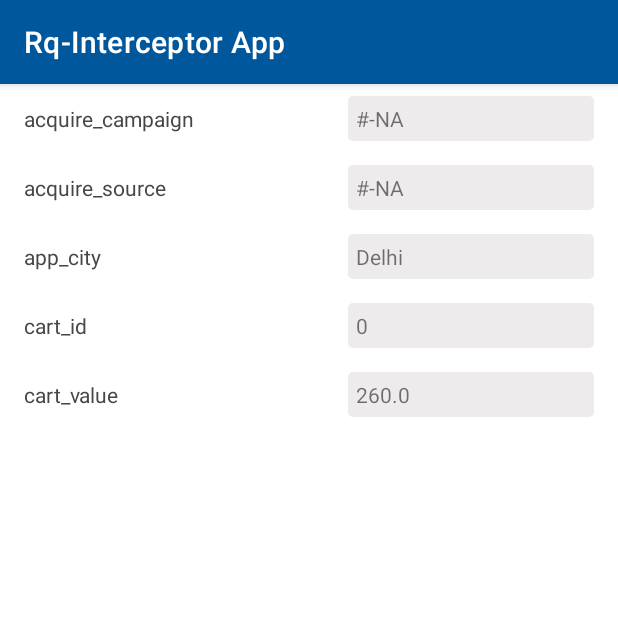
After one commit to requestly/requestly-android-sdk, an Android app: the EventsOverview screen opened directly, with no data from a screen before it, on a phone screen of 412 x 824 dp, the top half of it. The commit adds this screen. Run offline under Robolectric (Android 15) with nearby library versions, the phone set to English and light mode, and no system bars.

Commit message:
[RQLY-57] Analytics Events UI

```diff
--- a/requestly-android-event/build.gradle
+++ b/requestly-android-event/build.gradle
@@ -12,6 +12,10 @@ android {
 
         testInstrumentationRunner "androidx.test.runner.AndroidJUnitRunner"
         consumerProguardFiles "consumer-rules.pro"
+    }
+    buildFeatures {
+        viewBinding true
+        buildConfig = false
     }
 
     buildTypes {
@@ -34,6 +38,7 @@ dependencies {
     implementation 'androidx.core:core-ktx:1.7.0'
     implementation 'androidx.appcompat:appcompat:1.4.2'
     implementation 'com.google.android.material:material:1.6.1'
+    implementation 'androidx.constraintlayout:constraintlayout:2.1.4'
     testImplementation 'junit:junit:4.13.2'
     androidTestImplementation 'androidx.test.ext:junit:1.1.3'
     androidTestImplementation 'androidx.test.espresso:espresso-core:3.4.0'
--- /dev/null
+++ b/requestly-android-event/src/main/java/io/requestly/android/event/Adapters/EventOverviewAdapter.kt
@@ -0,0 +1,40 @@
+package io.requestly.android.event.Adapters
+
+import android.content.Context
+import android.view.LayoutInflater
+import android.view.View
+import android.view.ViewGroup
+import androidx.recyclerview.widget.RecyclerView
+import io.requestly.android.event.databinding.RqInterceptorEventsListSingleDesignBinding
+import io.requestly.android.event.databinding.RqInterceptorSingleDesignEventsOverviewBinding
+import java.util.*
+import kotlin.collections.ArrayList
+
+class EventOverviewAdapter(
+    val context: Context,
+    private val property_label_list: ArrayList<String>,
+    private val property_label_value: ArrayList<Any>
+
+    ): RecyclerView.Adapter<EventOverviewAdapter.EventPropertyViewHolder>() {
+    class EventPropertyViewHolder(itemView: RqInterceptorSingleDesignEventsOverviewBinding) :RecyclerView.ViewHolder(itemView.root) {
+        val label=itemView.rqInterceptorPropertyLabel
+        val propertyValue=itemView.rqInterceptorPropertyValue
+    }
+
+    override fun onCreateViewHolder(parent: ViewGroup, viewType: Int): EventPropertyViewHolder {
+        val viewBinding = RqInterceptorSingleDesignEventsOverviewBinding.inflate(
+            LayoutInflater.from(parent.context), parent, false
+        )
+        return EventPropertyViewHolder(viewBinding)
+    }
+
+    override fun onBindViewHolder(holder: EventPropertyViewHolder, position: Int) {
+        holder.label.text= property_label_list[position].toString()
+        holder.propertyValue.text=property_label_value[position].toString()
+
+    }
+
+    override fun getItemCount(): Int {
+       return property_label_list.size
+    }
+}
--- /dev/null
+++ b/requestly-android-event/src/main/java/io/requestly/android/event/EventsOverview.kt
@@ -0,0 +1,25 @@
+package io.requestly.android.event
+
+import androidx.appcompat.app.AppCompatActivity
+import android.os.Bundle
+import androidx.recyclerview.widget.LinearLayoutManager
+import io.requestly.android.event.Adapters.EventOverviewAdapter
+import io.requestly.android.event.databinding.ActivityEventsOverviewBinding
+import kotlin.collections.ArrayList
+
+class EventsOverview : AppCompatActivity() {
+    private lateinit var binding:ActivityEventsOverviewBinding
+    override fun onCreate(savedInstanceState: Bundle?) {
+        super.onCreate(savedInstanceState)
+        binding= ActivityEventsOverviewBinding.inflate(layoutInflater)
+        setContentView(binding.root)
+        binding.rqInterceptorEventOverviewRecyclerview.layoutManager=LinearLayoutManager(this)
+        val mappy:Map<String,Any> = mapOf("acquire_campaign" to "#-NA","acquire_source" to "#-NA","app_city" to "Delhi","cart_id" to 0,"cart_value" to 260.0)
+
+
+        val adapter=EventOverviewAdapter(this@EventsOverview, ArrayList( mappy.keys),
+           ArrayList(mappy.values)
+        )
+        binding.rqInterceptorEventOverviewRecyclerview.adapter=adapter
+    }
+}
--- /dev/null
+++ b/requestly-android-event/src/main/res/drawable/rq_interceptor_events_property_value_custom_desgin.xml
@@ -0,0 +1,7 @@
+<?xml version="1.0" encoding="utf-8"?>
+<shape xmlns:android="http://schemas.android.com/apk/res/android">
+    <corners android:radius="3dp"
+        />
+    <solid android:color="@color/rq_interceptor_events_overview_textview"/>
+
+</shape>
--- /dev/null
+++ b/requestly-android-event/src/main/res/layout/activity_events_overview.xml
@@ -0,0 +1,48 @@
+<androidx.core.widget.NestedScrollView xmlns:android="http://schemas.android.com/apk/res/android"
+    xmlns:app="http://schemas.android.com/apk/res-auto"
+    xmlns:tools="http://schemas.android.com/tools"
+    android:layout_width="match_parent"
+    android:layout_height="match_parent">
+
+    <androidx.constraintlayout.widget.ConstraintLayout
+        android:layout_width="match_parent"
+        android:layout_height="800dp"
+        android:background="@color/white">
+
+        <TextView
+            android:id="@+id/rq_interceptor_event_overview_textview"
+            style="@style/TextAppearance.Material3.TitleMedium"
+            android:layout_width="wrap_content"
+            android:layout_height="wrap_content"
+            android:layout_marginTop="15dp"
+            android:layout_marginBottom="800dp"
+            android:text="Event Property"
+            android:textColor="@color/black"
+            app:layout_constraintBottom_toBottomOf="parent"
+            app:layout_constraintEnd_toEndOf="parent"
+            app:layout_constraintHorizontal_bias="0.5"
+            app:layout_constraintStart_toStartOf="parent"
+            app:layout_constraintTop_toTopOf="parent" />
+
+        <View
+            android:id="@+id/rq_interceptor_event_overview_HorizontalLine"
+            android:layout_width="match_parent"
+            android:layout_height="2dp"
+            android:layout_marginTop="10dp"
+            android:background="@color/teal_200"
+            app:layout_constraintEnd_toEndOf="parent"
+            app:layout_constraintHorizontal_bias="0.5"
+            app:layout_constraintStart_toStartOf="parent"
+            app:layout_constraintTop_toBottomOf="@+id/rq_interceptor_event_overview_textview" />
+
+        <androidx.recyclerview.widget.RecyclerView
+            android:id="@+id/rq_interceptor_event_overview_recyclerview"
+            android:layout_width="409dp"
+            android:layout_height="787dp"
+            app:layout_constraintBottom_toBottomOf="parent"
+            app:layout_constraintEnd_toEndOf="parent"
+            app:layout_constraintHorizontal_bias="0.5"
+            app:layout_constraintStart_toStartOf="parent"
+            app:layout_constraintTop_toBottomOf="@+id/rq_interceptor_event_overview_HorizontalLine" />
+    </androidx.constraintlayout.widget.ConstraintLayout>
+</androidx.core.widget.NestedScrollView>
--- /dev/null
+++ b/requestly-android-event/src/main/res/layout/rq_interceptor_single_design_events_overview.xml
@@ -0,0 +1,45 @@
+<?xml version="1.0" encoding="utf-8"?>
+<androidx.constraintlayout.widget.ConstraintLayout xmlns:android="http://schemas.android.com/apk/res/android"
+    xmlns:app="http://schemas.android.com/apk/res-auto"
+    xmlns:tools="http://schemas.android.com/tools"
+    android:layout_width="match_parent"
+    android:layout_height="wrap_content"
+    android:background="@color/white">
+
+    <TextView
+        android:id="@+id/rq_interceptor_property_label"
+        style="@style/TextAppearance.AppCompat.Body1"
+        android:layout_width="0dp"
+        android:layout_height="wrap_content"
+        android:text="Event_property_label"
+        android:textColor="#474646"
+        android:paddingVertical="5sp"
+        app:layout_constraintBottom_toBottomOf="@+id/rq_interceptor_property_value"
+        app:layout_constraintEnd_toEndOf="parent"
+        app:layout_constraintHorizontal_bias="0.06"
+        app:layout_constraintStart_toStartOf="parent"
+        app:layout_constraintTop_toTopOf="@+id/rq_interceptor_property_value"
+        app:layout_constraintWidth_default="percent"
+        app:layout_constraintWidth_percent="0.40" />
+
+    <TextView
+        android:id="@+id/rq_interceptor_property_value"
+        style="@style/Widget.MaterialComponents.TextView"
+        android:layout_width="0dp"
+        android:layout_height="wrap_content"
+        android:layout_marginTop="8dp"
+        android:paddingVertical="5sp"
+        android:layout_marginBottom="8dp"
+        android:hint="Event Property"
+        android:background="@drawable/rq_interceptor_events_property_value_custom_desgin"
+        android:paddingHorizontal="5sp"
+        app:layout_constraintBottom_toBottomOf="parent"
+        app:layout_constraintEnd_toEndOf="parent"
+        app:layout_constraintHorizontal_bias="0.94"
+        app:layout_constraintStart_toEndOf="@+id/rq_interceptor_property_label"
+        app:layout_constraintStart_toStartOf="parent"
+        app:layout_constraintTop_toTopOf="parent"
+        app:layout_constraintWidth_default="percent"
+        app:layout_constraintWidth_percent="0.40" />
+
+</androidx.constraintlayout.widget.ConstraintLayout>
--- /dev/null
+++ b/requestly-android-event/src/main/res/values/colors.xml
@@ -0,0 +1,11 @@
+<?xml version="1.0" encoding="utf-8"?>
+<resources>
+    <color name="purple_200">#FFBB86FC</color>
+    <color name="purple_500">#FF6200EE</color>
+    <color name="purple_700">#FF3700B3</color>
+    <color name="teal_200">#FF03DAC5</color>
+    <color name="teal_700">#FF018786</color>
+    <color name="black">#FF000000</color>
+    <color name="white">#FFFFFFFF</color>
+    <color name="rq_interceptor_events_overview_textview">#EDEBEB</color>
+</resources>
--- /dev/null
+++ b/requestly-android-event/src/main/res/values/strings.xml
@@ -0,0 +1 @@
+<resources></resources>
--- a/sample/build.gradle
+++ b/sample/build.gradle
@@ -63,6 +63,7 @@ android {
 }
 
 dependencies {
+    implementation project(path: ':requestly-android-event')
     debugImplementation project(':requestly-android-okhttp')
     releaseImplementation project(':requestly-android-okhttp-noop')
     debugImplementation project(':requestly-android')
--- a/sample/src/main/res/values/strings.xml
+++ b/sample/src/main/res/values/strings.xml
@@ -8,4 +8,5 @@
 
     <string name="intro_title">Welcome to RQ-Interceptor Sample App</string>
     <string name="intro_body">You can use this sample app to do some HTTP networking and to see how RQ-Interceptor can help you inspect your networking calls.</string>
+    <string name="rq_events">rq events</string>
 </resources>
```
Also changed, not shown: requestly-android-event/src/main/AndroidManifest.xml (+9 -0 lines), requestly-android-event/src/main/java/io/requestly/android/event/Adapters/AllEventsAdapter.kt (added, +56 -0 lines), requestly-android-event/src/main/java/io/requestly/android/event/EventModel.kt (added, +7 -0 lines), requestly-android-event/src/main/java/io/requestly/android/event/MainActivity.kt (added, +39 -0 lines), requestly-android-event/src/main/res/layout/activity_main.xml (added, +48 -0 lines), requestly-android-event/src/main/res/layout/rq_interceptor_events_list_single_design.xml (added, +82 -0 lines), sample/src/main/kotlin/io/requestly/android/sample/MainActivity.kt (+13 -2 lines), sample/src/main/res/layout/activity_main_sample.xml (+11 -0 lines), 1 other file.
